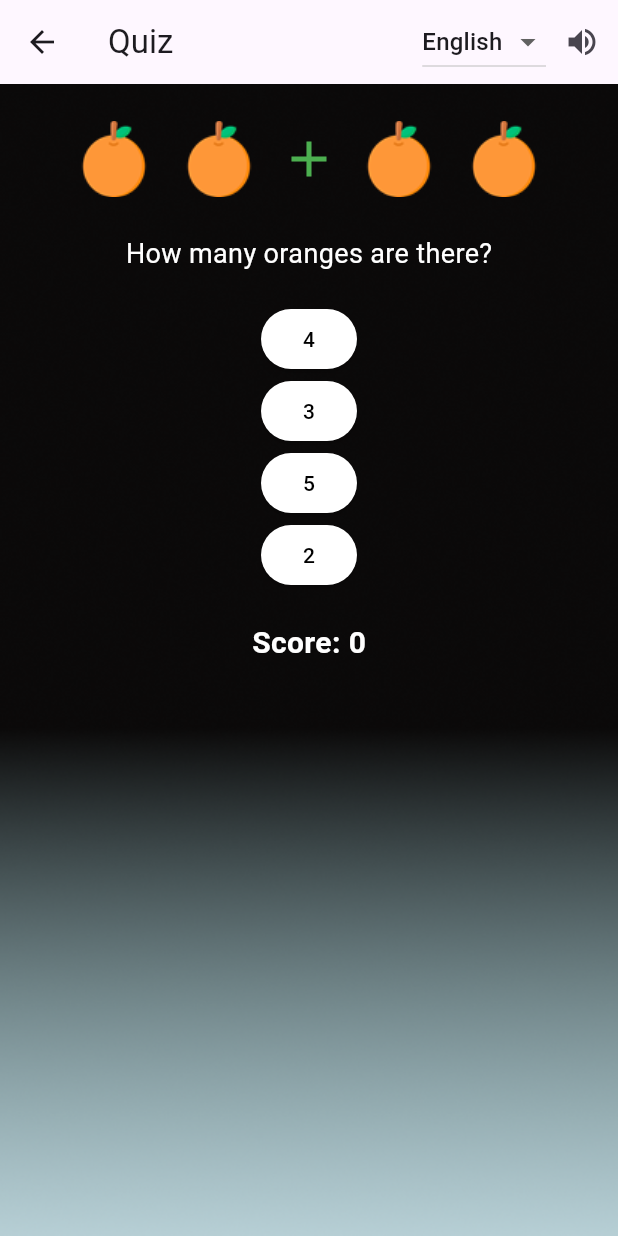
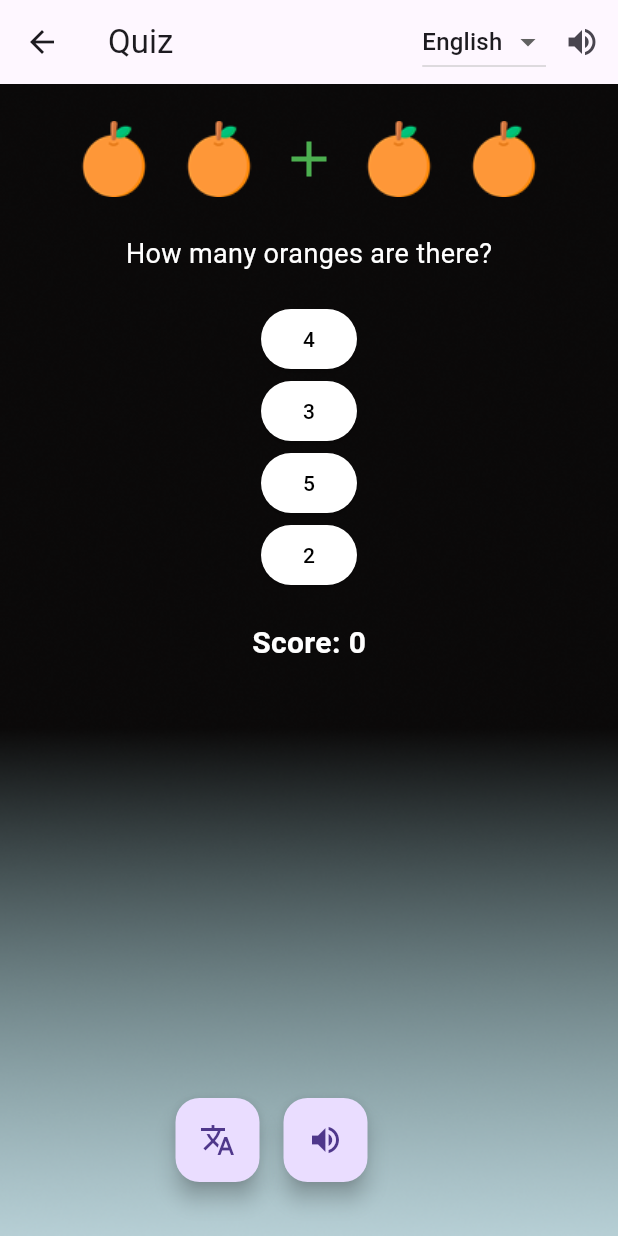
Before and after one commit to RohanL1/op_games, a Flutter app: the QuizPage screen opened directly, on a phone screen of 412 x 824 dp. Run offline on Flutter 3.47's test engine with Material 3 defaults, Android fonts, the phone set to English and light mode, and no system bars; our stand-ins replace flip_card, flutter_tts; missing offline and left inert: number_to_words_english, translator.

Commit message:
icons added to QP

```diff
--- a/lib/Quiz_page.dart
+++ b/lib/Quiz_page.dart
@@ -1,5 +1,6 @@
 import 'package:flutter/material.dart';
 import 'package:flutter_tts/flutter_tts.dart';
+import 'package:translator/translator.dart';
 
 class CommonDesign {
   static const String backgroundImage = 'assets/home_screen.png';
@@ -23,6 +24,7 @@ class _QuizPageState extends State<QuizPage> {
   int currentQuestionIndex = 0;
   Language selectedLanguage = Language.English;
   late FlutterTts flutterTts;
+  final translator = GoogleTranslator();
 
   List<Question> questions = [
     Question(
@@ -80,6 +82,18 @@ class _QuizPageState extends State<QuizPage> {
   void initState() {
     super.initState();
     flutterTts = FlutterTts();
+  }
+
+  Future<void> _translateToSpanish(String text) async {
+    Translation translation = await translator.translate(
+      text,
+      from: 'en',
+      to: 'es',
+    );
+    setState(() {
+      // Display the translated text or use it as needed
+      print(translation.text);
+    });
   }
 
   Future<void> speakQuestion(String text) async {
@@ -218,6 +232,28 @@ class _QuizPageState extends State<QuizPage> {
           ),
         ),
       ),
+      floatingActionButton: Padding(
+        padding: const EdgeInsets.only(bottom: 20.0, right: 18.0),
+        child: Row(
+          mainAxisAlignment: MainAxisAlignment.center,
+          crossAxisAlignment: CrossAxisAlignment.end,
+          children: [
+            FloatingActionButton(
+              onPressed: () {
+                // Add functionality for the first FAB button
+              },
+              child: Icon(Icons.translate),
+            ),
+            SizedBox(height: 40, width: 16,),
+            FloatingActionButton(
+              onPressed: () {
+                // Add functionality for the second FAB button
+              },
+              child: Icon(Icons.volume_up),
+            ),
+          ],
+        ),
+      ),
     );
   }
 }
--- a/pubspec.yaml
+++ b/pubspec.yaml
@@ -35,6 +35,9 @@ dependencies:
   # The following adds the Cupertino Icons font to your application.
   # Use with the CupertinoIcons class for iOS style icons.
   cupertino_icons: ^1.0.2
+  translator: ^1.0.0
+  flutter_localizations:
+    sdk: flutter
 
 dev_dependencies:
   flutter_test:
```
Also changed, not shown: lib/flash_cards.dart (line endings or trailing spaces).
